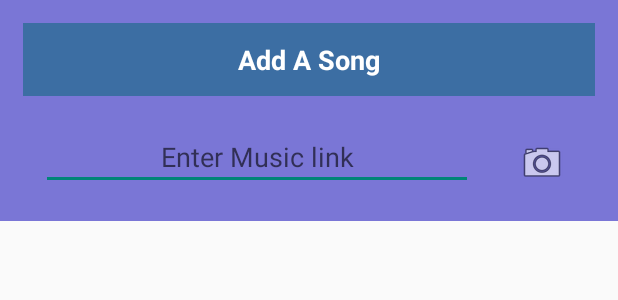
After one commit to Shay-M/MediaPlayer, an Android app: the layout add_song_dialog.xml on its own in the app's theme, with its tools: preview values and no code run, on a phone screen of 412 x 824 dp. The commit adds this screen. Shown: the top 300 px of the screen. Run offline under Robolectric (Android 15) with nearby library versions, the phone set to English and light mode, and no system bars.

Commit message:
Validating URL get song name from url

```diff
--- a/app/src/main/java/com/example/mediaplayer/MainActivity.java
+++ b/app/src/main/java/com/example/mediaplayer/MainActivity.java
@@ -96,6 +96,7 @@ import com.google.android.material.snackbar.Snackbar;
 
 import java.util.ArrayList;
 import java.util.List;
+import java.util.concurrent.atomic.AtomicReference;
 
 public class MainActivity extends AppCompatActivity {
     boolean isPlaying = false;
@@ -119,25 +120,8 @@ public class MainActivity extends AppCompatActivity {
 
         ManagerListSongs managerListSongs = new ManagerListSongs();
 
-//        try {
-//            managerListSongs.addSong("https://www.soundhelix.com/examples/mp3/SoundHelix-Song-7.mp3");
-//        } catch (Exception e) {
-//            e.printStackTrace();
-//        }
-//        try {
-//            managerListSongs.addSong("https://www.soundhelix.com/examples/mp3/SoundHelix-Song-15.mp3");
-//        } catch (Exception e) {
-//            e.printStackTrace();
-//        }
-//        try {
-//            managerListSongs.addSong("https://file-examples-com.github.io/uploads/2017/11/file_example_MP3_2MG.mp3");
-//        } catch (Exception e) {
-//            e.printStackTrace();
-//        }
-
-
-        SongAdapter songAdapter = new SongAdapter(managerListSongs.getListOfSongsItems());
-        recyclerView.setAdapter(songAdapter);
+        AtomicReference<SongAdapter> songAdapter = new AtomicReference<>(new SongAdapter(managerListSongs.getListOfSongsItems()));
+        recyclerView.setAdapter(songAdapter.get());
 
 
         //play button
@@ -151,17 +135,19 @@ public class MainActivity extends AppCompatActivity {
         //add button,add a song by link
         addBtn.setOnClickListener(view -> {
             String link = linkEt.getText().toString();
-            //if (!link.isEmpty()) {
+            if (!link.isEmpty()) {
 //                managerListSongs.addSong(link);//sen to
                 try {
                     managerListSongs.addSong(link);//sen to
+                    songAdapter.set(new SongAdapter(managerListSongs.getListOfSongsItems()));
+                    recyclerView.setAdapter(songAdapter.get());
                 } catch (Exception e) {
 //                    e.printStackTrace();
                     Snackbar snackbar = Snackbar
                             .make(view, "" + e.getMessage(), Snackbar.LENGTH_LONG);
                     snackbar.show();
                 }
-            //}
+            }
             linkEt.setText("");
         });
 
--- a/app/src/main/java/com/example/mediaplayer/ManagerListSongs.java
+++ b/app/src/main/java/com/example/mediaplayer/ManagerListSongs.java
@@ -23,8 +23,14 @@ public class ManagerListSongs {
 //        listOfUrlSongs.add("https://www.soundhelix.com/examples/mp3/SoundHelix-Song-15.mp3");
 //        listOfUrlSongs.add("https://file-examples-com.github.io/uploads/2017/11/file_example_MP3_2MG.mp3");
 
+        try {
+            this.addSong("https://www.soundhelix.com/examples/mp3/SoundHelix-Song-7.mp3");
+        } catch (Exception e) {
+            e.printStackTrace();
+        }
+
         listOfSongsItems = new ArrayList<>();
-//        listOfSongsItems.add(new SongItem("null", this.getListOfUrlSongs().get(1), "1", null));
+//        listOfSongsItems.add(new SongItem("null", "", "1", null));
 
     }
 
@@ -38,10 +44,9 @@ public class ManagerListSongs {
     }
 
     public void addSong(String stringUrl) throws Exception {
-
+        //get song name
         String NameOfSongFromUrl = stringUrl.substring(stringUrl.lastIndexOf('/') + 1);
         // Url Validator
-
         try {
             new URL(stringUrl).toURI();
         } catch (MalformedURLException | URISyntaxException e) {
@@ -50,11 +55,11 @@ public class ManagerListSongs {
             throw new Exception("the URL is not in a valid form. " + e.getMessage());
         }
 
-        if (!NameOfSongFromUrl.isEmpty()) {
+        if (!NameOfSongFromUrl.isEmpty() && NameOfSongFromUrl.contains(".")) {
             this.listOfUrlSongs.add(stringUrl);
             Log.d("ManagerListSongs", "addSong: " + stringUrl);
             listOfSongsItems.add(new SongItem(stringUrl, NameOfSongFromUrl, "1", null));
-        }
+        } else throw new Exception("the URL is not in a valid form: " + "Unsupported file");
 
         /*try {
             NameOfSongFromUrl = stringUrl.substring(stringUrl.lastIndexOf('/') + 1);
--- /dev/null
+++ b/app/src/main/res/layout/add_song_dialog.xml
@@ -0,0 +1,57 @@
+<?xml version="1.0" encoding="utf-8"?>
+<RelativeLayout xmlns:android="http://schemas.android.com/apk/res/android"
+    android:layout_width="match_parent"
+    android:layout_height="wrap_content"
+    android:background="@color/_light_blue"
+    android:padding="15dp">
+
+    <TextView
+        android:id="@+id/dialog_title"
+        android:layout_width="match_parent"
+        android:layout_height="wrap_content"
+        android:layout_alignParentTop="true"
+        android:layout_gravity="center"
+        android:layout_marginTop="0dp"
+        android:background="@color/_blue"
+        android:fadingEdge="horizontal"
+        android:gravity="center"
+        android:padding="12dp"
+        android:text="@string/add_a_song"
+        android:textColor="@color/white"
+
+        android:textSize="18sp"
+        android:textStyle="bold" />
+
+    <EditText
+        android:id="@+id/link"
+        android:layout_width="288dp"
+        android:layout_height="wrap_content"
+        android:layout_below="@+id/dialog_title"
+        android:layout_alignParentStart="true"
+
+        android:layout_gravity="center"
+        android:layout_marginStart="12dp"
+        android:layout_marginTop="18dp"
+        android:autofillHints="@string/enter_music_link"
+        android:gravity="center"
+        android:hint="@string/enter_music_link"
+        android:inputType="textWebEditText"
+        android:padding="10dp" />
+
+    <ImageButton
+        android:id="@+id/take_a_pic"
+        android:layout_width="wrap_content"
+        android:layout_height="wrap_content"
+        android:layout_below="@+id/dialog_title"
+        android:layout_alignParentEnd="true"
+        android:layout_gravity="center"
+        android:layout_marginTop="21dp"
+        android:layout_marginEnd="12dp"
+        android:background="@null"
+        android:contentDescription="@+id/take_a_pic"
+        android:gravity="center"
+        android:padding="7dp"
+        android:src="@android:drawable/ic_menu_camera" />
+
+
+</RelativeLayout>
--- a/app/src/main/res/values/strings.xml
+++ b/app/src/main/res/values/strings.xml
@@ -10,4 +10,5 @@
     <string name="enter_music_link">Enter Music link</string>
     <string name="music_pic_big">music_pic_big</string>
     <string name="add_link">Add link</string>
+    <string name="add_a_song">Add A Song</string>
 </resources>
```
